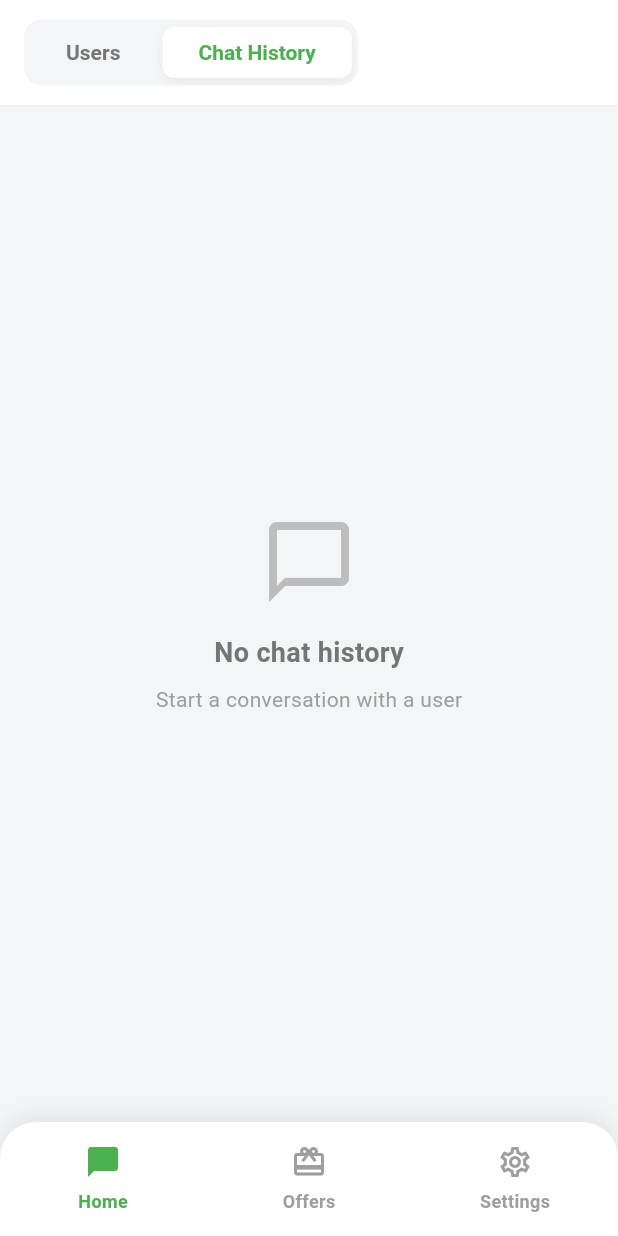
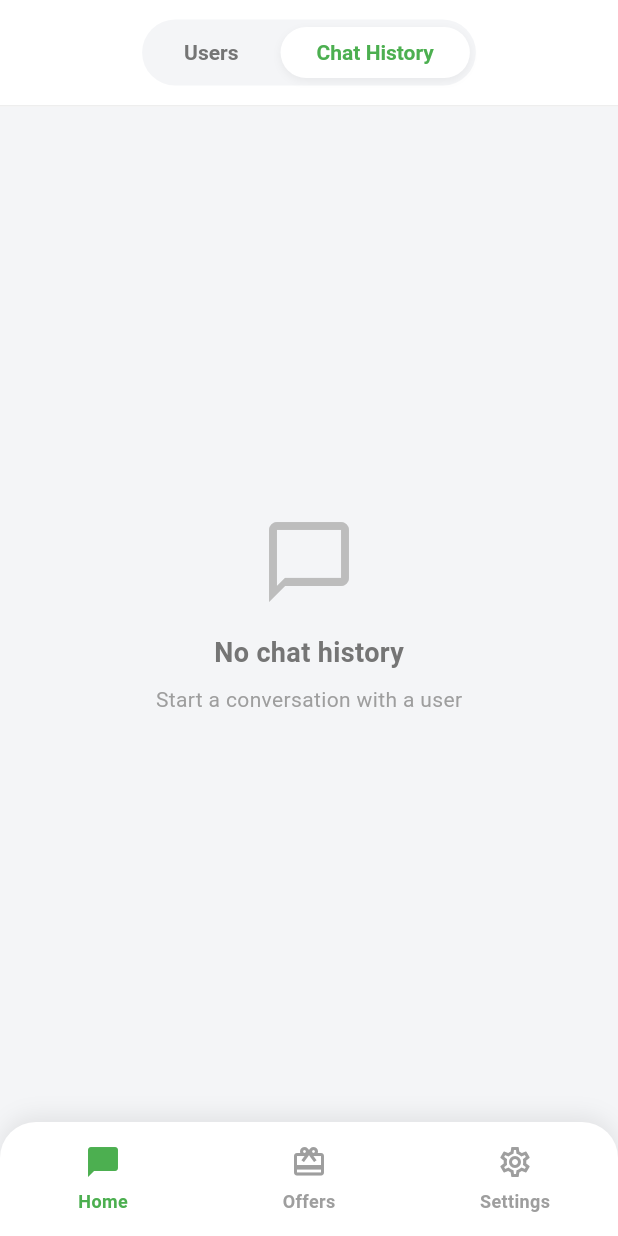
Before and after one commit to YadavSumit2408/sivichatbot, a Flutter app: the screen it shows after launch, after a tap on "Chat History", on a phone screen of 412 x 824 dp. Run offline on Flutter 3.47's test engine with Material 2 defaults, Android fonts, the phone set to English and light mode, and no system bars; our stand-ins replace flutter_bloc, shared_preferences.

Commit message:
minor UI fixes

```diff
--- a/lib/features/chat/view/chat_history_page.dart
+++ b/lib/features/chat/view/chat_history_page.dart
@@ -2,22 +2,62 @@ import 'package:flutter/material.dart';
 import 'package:flutter_bloc/flutter_bloc.dart';
 import '../../users/cubit/users_cubit.dart';
 import '../../users/cubit/users_state.dart';
+import '../../users/model/user_model.dart';
 import '../cubit/chat_cubit.dart';
+import '../model/message_model.dart';
 import '../view/chat_page.dart';
 
-class ChatHistoryPage extends StatelessWidget {
-  const ChatHistoryPage({super.key});
+class ChatHistoryPage extends StatefulWidget {
+  final ScrollController? scrollController;
+
+  const ChatHistoryPage({super.key, this.scrollController});
+
+  @override
+  State<ChatHistoryPage> createState() => _ChatHistoryPageState();
+}
+
+class _ChatHistoryPageState extends State<ChatHistoryPage> {
+  late ScrollController _scrollController;
+
+  @override
+  void initState() {
+    super.initState();
+    _scrollController = widget.scrollController ?? ScrollController();
+  }
+
+  @override
+  void dispose() {
+    if (widget.scrollController == null) {
+      _scrollController.dispose();
+    }
+    super.dispose();
+  }
 
   @override
   Widget build(BuildContext context) {
     return BlocBuilder<UsersCubit, UsersState>(
       builder: (context, usersState) {
-        final usersWithChats = usersState.users.where((user) {
+        // Get users with their last messages
+        final List<Map<String, dynamic>> usersWithChatsData = [];
+
+        for (var user in usersState.users) {
           final lastMessage = context.read<ChatCubit>().getLastMessageForUser(user.id);
-          return lastMessage != null;
-        }).toList();
+          if (lastMessage != null) {
+            usersWithChatsData.add({
+              'user': user,
+              'lastMessage': lastMessage,
+            });
+          }
+        }
 
-        if (usersWithChats.isEmpty) {
+        // Sort by most recent message first
+        usersWithChatsData.sort((a, b) {
+          final MessageModel aMessage = a['lastMessage'] as MessageModel;
+          final MessageModel bMessage = b['lastMessage'] as MessageModel;
+          return bMessage.timestamp.compareTo(aMessage.timestamp);
+        });
+
+        if (usersWithChatsData.isEmpty) {
           return Center(
             child: Column(
               mainAxisAlignment: MainAxisAlignment.center,
@@ -50,16 +90,18 @@ class ChatHistoryPage extends StatelessWidget {
         }
 
         return ListView.separated(
+          controller: _scrollController,
           key: const PageStorageKey('chat_history'),
           padding: const EdgeInsets.symmetric(vertical: 8),
-          itemCount: usersWithChats.length,
+          itemCount: usersWithChatsData.length,
           separatorBuilder: (_, __) => Divider(
             height: 1,
             color: Colors.grey.shade200,
           ),
           itemBuilder: (context, index) {
-            final user = usersWithChats[index];
-            final lastMessage = context.read<ChatCubit>().getLastMessageForUser(user.id);
+            final data = usersWithChatsData[index];
+            final UserModel user = data['user'] as UserModel;
+            final MessageModel lastMessage = data['lastMessage'] as MessageModel;
 
             return Container(
               color: Colors.white,
@@ -87,8 +129,7 @@ class ChatHistoryPage extends StatelessWidget {
                     fontSize: 16,
                   ),
                 ),
-                subtitle: lastMessage != null
-                    ? Padding(
+                subtitle: Padding(
                   padding: const EdgeInsets.only(top: 4),
                   child: Text(
                     lastMessage.text,
@@ -99,17 +140,14 @@ class ChatHistoryPage extends StatelessWidget {
                       fontSize: 14,
                     ),
                   ),
-                      )
-                    : null,
-                trailing: lastMessage != null
-                    ? Text(
+                ),
+                trailing: Text(
                   _formatTime(lastMessage.timestamp),
                   style: TextStyle(
                     fontSize: 12,
                     color: Colors.grey.shade500,
                   ),
-                      )
-                    : null,
+                ),
                 onTap: () {
                   Navigator.push(
                     context,
--- a/lib/features/chat/view/chat_page.dart
+++ b/lib/features/chat/view/chat_page.dart
@@ -18,7 +18,7 @@ class _ChatPageState extends State<ChatPage> {
   @override
   void initState() {
     super.initState();
-    // Load messages immediately when page opens
+    // Loads messages immediately when page opens
     context.read<ChatCubit>().loadMessagesForUser(widget.user.id);
   }
 
@@ -326,11 +326,11 @@ class _MessageBubble extends StatelessWidget {
             ),
             if (isSender) ...[
               const SizedBox(width: 8),
-              const CircleAvatar(
+               CircleAvatar(
                 radius: 16,
                 backgroundColor: Colors.blue,
                 child: Text(
-                  'Y',
+                  user.initial,
                   style: TextStyle(
                     fontSize: 12,
                     fontWeight: FontWeight.bold,
--- a/lib/features/home/view/home_page.dart
+++ b/lib/features/home/view/home_page.dart
@@ -4,45 +4,8 @@ import '../cubit/home_cubit.dart';
 import '../../users/view/users_page.dart';
 import '../../chat/view/chat_history_page.dart';
 
-class HomePage extends StatefulWidget {
+class HomePage extends StatelessWidget {
   const HomePage({super.key});
-
-  @override
-  State<HomePage> createState() => _HomePageState();
-}
-
-class _HomePageState extends State<HomePage> {
-  final ScrollController _scrollController = ScrollController();
-  bool _showAppBar = true;
-  double _lastScrollOffset = 0;
-
-  @override
-  void initState() {
-    super.initState();
-    _scrollController.addListener(_onScroll);
-  }
-
-  void _onScroll() {
-    final currentOffset = _scrollController.offset;
-
-    if (currentOffset > _lastScrollOffset && currentOffset > 50) {
-      if (_showAppBar) {
-        setState(() => _showAppBar = false);
-      }
-    } else if (currentOffset < _lastScrollOffset) {
-      if (!_showAppBar) {
-        setState(() => _showAppBar = true);
-      }
-    }
-
-    _lastScrollOffset = currentOffset;
-  }
-
-  @override
-  void dispose() {
-    _scrollController.dispose();
-    super.dispose();
-  }
 
   @override
   Widget build(BuildContext context) {
@@ -51,25 +14,21 @@ class _HomePageState extends State<HomePage> {
         return Scaffold(
           backgroundColor: const Color(0xFFF4F5F7),
           body: NestedScrollView(
-            controller: _scrollController,
             headerSliverBuilder: (context, innerBoxIsScrolled) {
               return [
                 SliverAppBar(
                   floating: true,
                   snap: true,
                   pinned: false,
+                  centerTitle: true,
                   backgroundColor: Colors.white,
                   elevation: 0,
                   toolbarHeight: 70,
-                  title: AnimatedOpacity(
-                    opacity: _showAppBar ? 1.0 : 0.0,
-                    duration: const Duration(milliseconds: 200),
-                    child: _AppBarSwitcher(
-                      selectedIndex: selectedTab,
-                      onTabChanged: (index) {
-                        context.read<HomeCubit>().changeTab(index);
-                      },
-                    ),
+                  title: _AppBarSwitcher(
+                    selectedIndex: selectedTab,
+                    onTabChanged: (index) {
+                      context.read<HomeCubit>().changeTab(index);
+                    },
                   ),
                   bottom: PreferredSize(
                     preferredSize: const Size.fromHeight(1),
@@ -115,7 +74,7 @@ class _AppBarSwitcher extends StatelessWidget {
       height: 44,
       decoration: BoxDecoration(
         color: const Color(0xFFF4F5F7),
-        borderRadius: BorderRadius.circular(12),
+        borderRadius: BorderRadius.circular(32),
       ),
       padding: const EdgeInsets.all(4),
       child: Row(
@@ -154,11 +113,11 @@ class _SwitcherTab extends StatelessWidget {
     return GestureDetector(
       onTap: onTap,
       child: AnimatedContainer(
-        duration: const Duration(milliseconds: 200),
+        duration: const Duration(milliseconds: 50),
         padding: const EdgeInsets.symmetric(horizontal: 24, vertical: 8),
         decoration: BoxDecoration(
           color: isSelected ? Colors.white : Colors.transparent,
-          borderRadius: BorderRadius.circular(8),
+          borderRadius: BorderRadius.circular(32),
           boxShadow: isSelected
               ? [
                   BoxShadow(
--- a/lib/features/users/view/users_page.dart
+++ b/lib/features/users/view/users_page.dart
@@ -7,18 +7,28 @@ import '../../chat/view/chat_page.dart';
 import '../../chat/cubit/chat_cubit.dart';
 
 class UsersPage extends StatefulWidget {
-  const UsersPage({super.key});
+  final ScrollController? scrollController;
+
+  const UsersPage({super.key, this.scrollController});
 
   @override
   State<UsersPage> createState() => _UsersPageState();
 }
 
 class _UsersPageState extends State<UsersPage> {
-  final ScrollController _scrollController = ScrollController();
+  late ScrollController _scrollController;
+
+  @override
+  void initState() {
+    super.initState();
+    _scrollController = widget.scrollController ?? ScrollController();
+  }
 
   @override
   void dispose() {
-    _scrollController.dispose();
+    if (widget.scrollController == null) {
+      _scrollController.dispose();
+    }
     super.dispose();
   }
 
```
Lines whose indentation alone changed are shown as unchanged.
